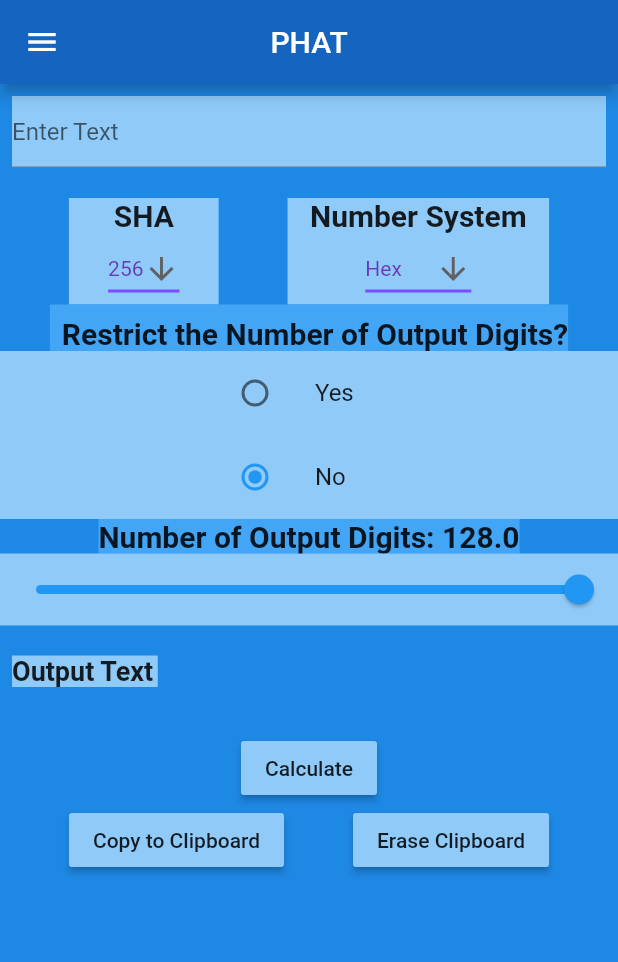
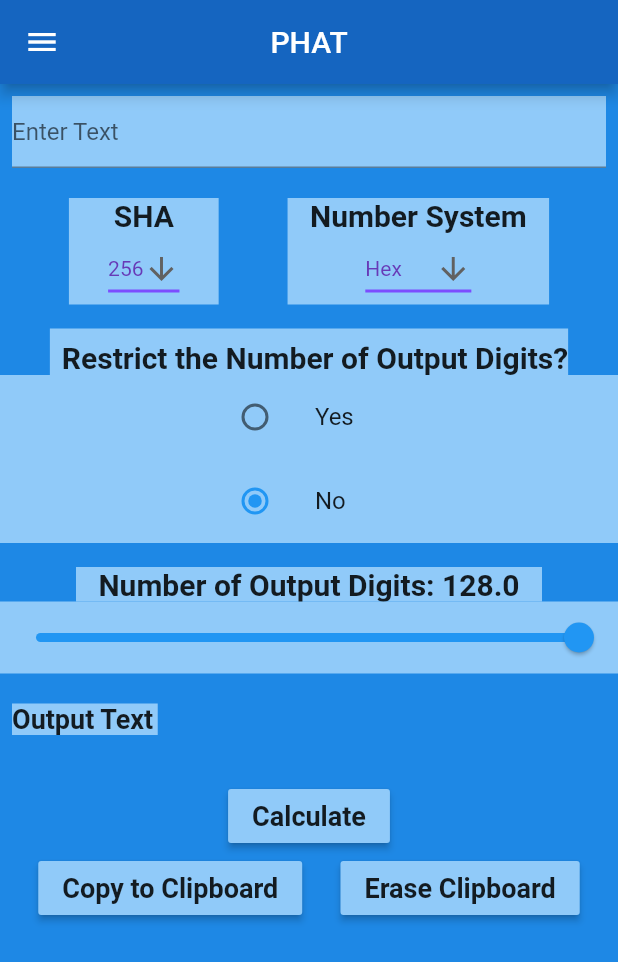
Before and after one commit to lowcam/PHAT-Flutter-GUI, a Flutter app: the screen it shows after launch, on a phone screen of 412 x 824 dp. Shown: the top 962 px of the screen. Run offline on Flutter 3.47's test engine with Material 2 defaults, Android fonts, the phone set to English and light mode, and no system bars; our stand-ins replace convert; missing offline and left inert: fast_base58.

Commit message:
Update main.dart

```diff
--- a/phat_flutter_gui/lib/main.dart
+++ b/phat_flutter_gui/lib/main.dart
@@ -194,12 +194,13 @@ class _PHATState extends State<PHAT> {
                 ),
               ],
             ),
+            Text(''),
 
             Row(
               mainAxisAlignment: MainAxisAlignment.center,
               children: <Widget>[
                 Container(
-                  color: Colors.blue[400],
+                  color: Colors.blue[200],
                   child: Padding(
                     padding: const EdgeInsets.fromLTRB(8.0, 8.0, 0.0, 0.0),
                     child: Text (
@@ -210,6 +211,7 @@ class _PHATState extends State<PHAT> {
                 ),
               ],
             ),
+
             Container(
               color: Colors.blue[200],
               child: Padding(
@@ -246,14 +248,15 @@ class _PHATState extends State<PHAT> {
                 ),
               ),
             ),
+            Text(''),
 
             Row(
               mainAxisAlignment: MainAxisAlignment.center,
               children: <Widget>[
                 Container(
-                    color: Colors.blue[400],
+                    color: Colors.blue[200],
                     child: Text(
-                        'Number of Output Digits: $_valueRestrictDigit',
+                        '   Number of Output Digits: $_valueRestrictDigit   ',
                       style: TextStyle(fontSize: 20, fontWeight: FontWeight.bold),
                     ),
                 ),
@@ -292,7 +295,10 @@ class _PHATState extends State<PHAT> {
                   children: <Widget>[
                     RaisedButton(
                       color: Colors.blue[200],
-                      child: Text('Calculate'),
+                      child: Text(
+                          'Calculate',
+                        style: TextStyle(fontWeight: FontWeight.bold,fontSize: 18),
+                      ),
                       onPressed: () {
                         setState(() {
                           //outText = '$inputText , $shaValue , $numSystem , $_character , $_valueRestrictDigit';
@@ -316,7 +322,10 @@ class _PHATState extends State<PHAT> {
                   children: <Widget>[
                     RaisedButton(
                       color: Colors.blue[200],
-                      child: Text('Copy to Clipboard'),
+                      child: Text(
+                          'Copy to Clipboard',
+                        style: TextStyle(fontWeight: FontWeight.bold,fontSize: 18),
+                      ),
                       onPressed: () {
                         //Clipboard.setData(ClipboardData(text: quote));
 
@@ -328,7 +337,10 @@ class _PHATState extends State<PHAT> {
                     ),
                     RaisedButton(
                       color: Colors.blue[200],
-                      child: Text('Erase Clipboard'),
+                      child: Text(
+                          'Erase Clipboard',
+                        style: TextStyle(fontWeight: FontWeight.bold,fontSize: 18),
+                      ),
                       onPressed: () {
                         //Clipboard.setData(ClipboardData(text: quote));
 
```
